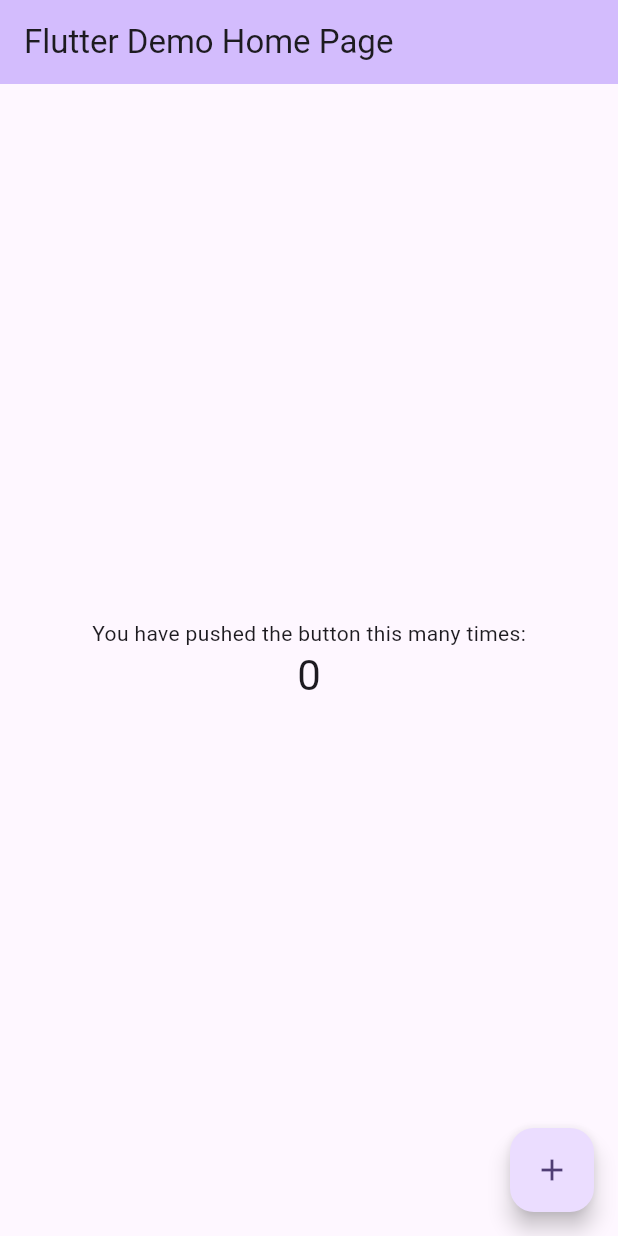
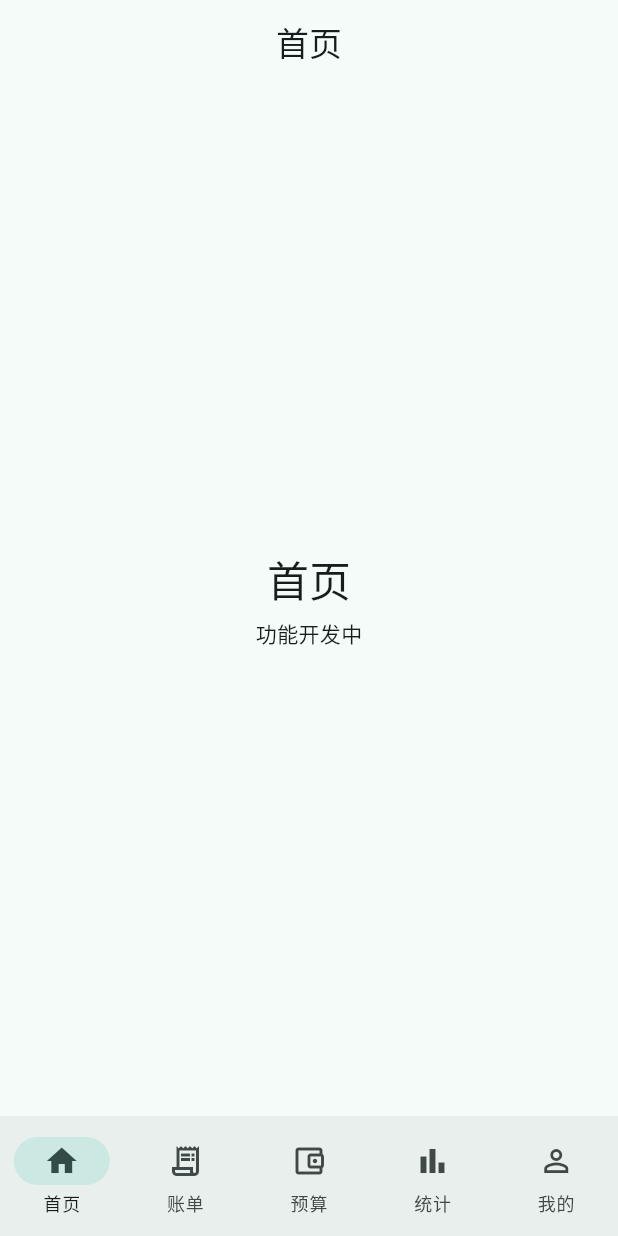
Before and after one commit to xiaosong97/rebudget, a Flutter app: the screen it shows after launch, on a phone screen of 412 x 824 dp. Run offline on Flutter 3.47's test engine with Material 3 defaults, Android fonts, the phone set to English and light mode, and no system bars.

Commit message:
Add bottom navigation scaffold

```diff
--- a/lib/main.dart
+++ b/lib/main.dart
@@ -1,122 +1,132 @@
 import 'package:flutter/material.dart';
 
 void main() {
-  runApp(const MyApp());
+  runApp(const RebudgetApp());
 }
 
-class MyApp extends StatelessWidget {
-  const MyApp({super.key});
+class RebudgetApp extends StatelessWidget {
+  const RebudgetApp({super.key});
 
-  // This widget is the root of your application.
   @override
   Widget build(BuildContext context) {
     return MaterialApp(
-      title: 'Flutter Demo',
+      title: '复账',
+      debugShowCheckedModeBanner: false,
       theme: ThemeData(
-        // This is the theme of your application.
-        //
-        // TRY THIS: Try running your application with "flutter run". You'll see
-        // the application has a purple toolbar. Then, without quitting the app,
-        // try changing the seedColor in the colorScheme below to Colors.green
-        // and then invoke "hot reload" (save your changes or press the "hot
-        // reload" button in a Flutter-supported IDE, or press "r" if you used
-        // the command line to start the app).
-        //
-        // Notice that the counter didn't reset back to zero; the application
-        // state is not lost during the reload. To reset the state, use hot
-        // restart instead.
-        //
-        // This works for code too, not just values: Most code changes can be
-        // tested with just a hot reload.
-        colorScheme: .fromSeed(seedColor: Colors.deepPurple),
+        colorScheme: ColorScheme.fromSeed(seedColor: Colors.teal),
+        useMaterial3: true,
       ),
-      home: const MyHomePage(title: 'Flutter Demo Home Page'),
+      home: const MainShellPage(),
     );
   }
 }
 
-class MyHomePage extends StatefulWidget {
-  const MyHomePage({super.key, required this.title});
+class MainShellPage extends StatefulWidget {
+  const MainShellPage({super.key});
 
-  // This widget is the home page of your application. It is stateful, meaning
-  // that it has a State object (defined below) that contains fields that affect
-  // how it looks.
+  @override
+  State<MainShellPage> createState() => _MainShellPageState();
+}
 
-  // This class is the configuration for the state. It holds the values (in this
-  // case the title) provided by the parent (in this case the App widget) and
-  // used by the build method of the State. Fields in a Widget subclass are
-  // always marked "final".
+class _MainShellPageState extends State<MainShellPage> {
+  int _currentIndex = 0;
+
+  static const List<_NavigationItem> _items = [
+    _NavigationItem(
+      title: '首页',
+      icon: Icons.home_outlined,
+      selectedIcon: Icons.home,
+      page: PlaceholderPage(title: '首页'),
+    ),
+    _NavigationItem(
+      title: '账单',
+      icon: Icons.receipt_long_outlined,
+      selectedIcon: Icons.receipt_long,
+      page: PlaceholderPage(title: '账单'),
+    ),
+    _NavigationItem(
+      title: '预算',
+      icon: Icons.account_balance_wallet_outlined,
+      selectedIcon: Icons.account_balance_wallet,
+      page: PlaceholderPage(title: '预算'),
+    ),
+    _NavigationItem(
+      title: '统计',
+      icon: Icons.bar_chart_outlined,
+      selectedIcon: Icons.bar_chart,
+      page: PlaceholderPage(title: '统计'),
+    ),
+    _NavigationItem(
+      title: '我的',
+      icon: Icons.person_outline,
+      selectedIcon: Icons.person,
+      page: PlaceholderPage(title: '我的'),
+    ),
+  ];
+
+  @override
+  Widget build(BuildContext context) {
+    final currentItem = _items[_currentIndex];
+
+    return Scaffold(
+      appBar: AppBar(title: Text(currentItem.title), centerTitle: true),
+      body: IndexedStack(
+        index: _currentIndex,
+        children: _items.map((item) => item.page).toList(),
+      ),
+      bottomNavigationBar: NavigationBar(
+        selectedIndex: _currentIndex,
+        onDestinationSelected: (index) {
+          setState(() {
+            _currentIndex = index;
+          });
+        },
+        destinations: _items
+            .map(
+              (item) => NavigationDestination(
+                icon: Icon(item.icon),
+                selectedIcon: Icon(item.selectedIcon),
+                label: item.title,
+              ),
+            )
+            .toList(),
+      ),
+    );
+  }
+}
+
+class PlaceholderPage extends StatelessWidget {
+  const PlaceholderPage({super.key, required this.title});
 
   final String title;
 
   @override
-  State<MyHomePage> createState() => _MyHomePageState();
-}
+  Widget build(BuildContext context) {
+    final textTheme = Theme.of(context).textTheme;
 
-class _MyHomePageState extends State<MyHomePage> {
-  int _counter = 0;
-
-  void _incrementCounter() {
-    setState(() {
-      // This call to setState tells the Flutter framework that something has
-      // changed in this State, which causes it to rerun the build method below
-      // so that the display can reflect the updated values. If we changed
-      // _counter without calling setState(), then the build method would not be
-      // called again, and so nothing would appear to happen.
-      _counter++;
-    });
-  }
-
-  @override
-  Widget build(BuildContext context) {
-    // This method is rerun every time setState is called, for instance as done
-    // by the _incrementCounter method above.
-    //
-    // The Flutter framework has been optimized to make rerunning build methods
-    // fast, so that you can just rebuild anything that needs updating rather
-    // than having to individually change instances of widgets.
-    return Scaffold(
-      appBar: AppBar(
-        // TRY THIS: Try changing the color here to a specific color (to
-        // Colors.amber, perhaps?) and trigger a hot reload to see the AppBar
-        // change color while the other colors stay the same.
-        backgroundColor: Theme.of(context).colorScheme.inversePrimary,
-        // Here we take the value from the MyHomePage object that was created by
-        // the App.build method, and use it to set our appbar title.
-        title: Text(widget.title),
-      ),
-      body: Center(
-        // Center is a layout widget. It takes a single child and positions it
-        // in the middle of the parent.
-        child: Column(
-          // Column is also a layout widget. It takes a list of children and
-          // arranges them vertically. By default, it sizes itself to fit its
-          // children horizontally, and tries to be as tall as its parent.
-          //
-          // Column has various properties to control how it sizes itself and
-          // how it positions its children. Here we use mainAxisAlignment to
-          // center the children vertically; the main axis here is the vertical
-          // axis because Columns are vertical (the cross axis would be
-          // horizontal).
-          //
-          // TRY THIS: Invoke "debug painting" (choose the "Toggle Debug Paint"
-          // action in the IDE, or press "p" in the console), to see the
-          // wireframe for each widget.
-          mainAxisAlignment: .center,
-          children: [
-            const Text('You have pushed the button this many times:'),
-            Text(
-              '$_counter',
-              style: Theme.of(context).textTheme.headlineMedium,
-            ),
-          ],
-        ),
-      ),
-      floatingActionButton: FloatingActionButton(
-        onPressed: _incrementCounter,
-        tooltip: 'Increment',
-        child: const Icon(Icons.add),
+    return Center(
+      child: Column(
+        mainAxisSize: MainAxisSize.min,
+        children: [
+          Text(title, style: textTheme.headlineMedium),
+          const SizedBox(height: 8),
+          Text('功能开发中', style: textTheme.bodyMedium),
+        ],
       ),
     );
   }
 }
+
+class _NavigationItem {
+  const _NavigationItem({
+    required this.title,
+    required this.icon,
+    required this.selectedIcon,
+    required this.page,
+  });
+
+  final String title;
+  final IconData icon;
+  final IconData selectedIcon;
+  final Widget page;
+}
```
Also changed, not shown: 1 other file.
